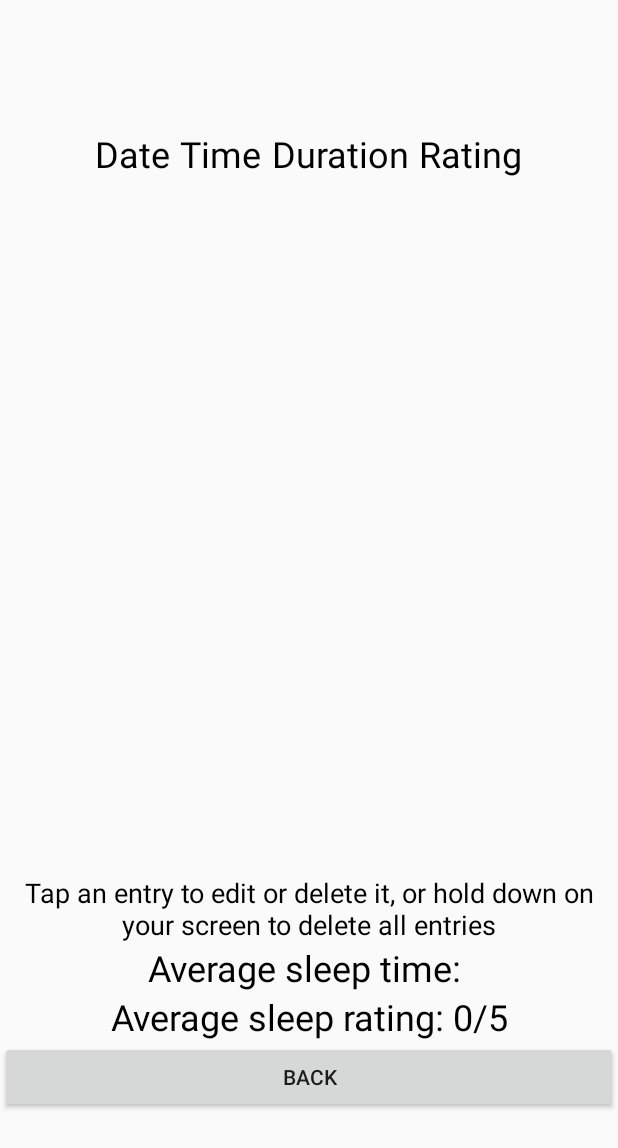
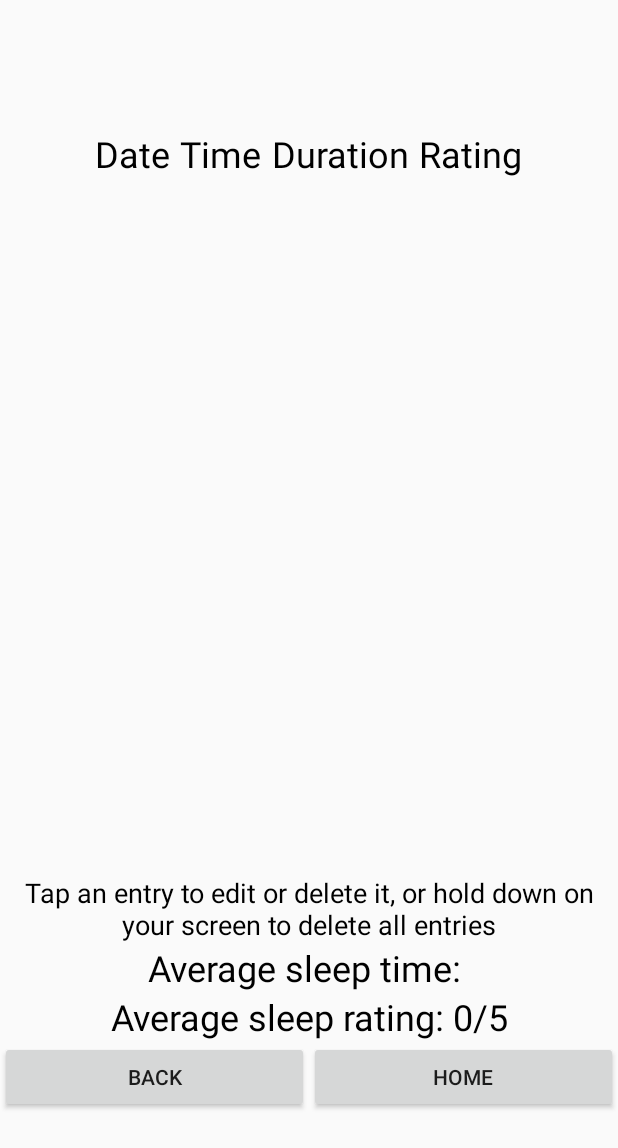
Before and after one commit to paulboyle8/SleepDiary, an Android app: the ViewEntries screen opened directly, with no data from a screen before it, on a phone screen of 412 x 824 dp. Shown: the top 1148 px of the screen. Run offline under Robolectric (Android 15) with nearby library versions, the phone set to English and light mode, and no system bars.

```diff
--- a/app/src/main/java/com/example/sleepdiary/ViewEntries.java
+++ b/app/src/main/java/com/example/sleepdiary/ViewEntries.java
@@ -22,9 +22,6 @@ import android.widget.TextView;
 
 import java.text.DecimalFormat;
 import java.text.DecimalFormatSymbols;
-import java.text.ParseException;
-import java.text.SimpleDateFormat;
-import java.util.Date;
 import java.util.Locale;
 
 public class ViewEntries extends AppCompatActivity implements GestureDetector.OnGestureListener {
@@ -42,6 +39,15 @@ public class ViewEntries extends AppCompatActivity implements GestureDetector.On
             public void onClick(View v) {
                 onStop();
                 onBackPressed();
+            }
+        });
+        final Button btnHome = findViewById(R.id.btnHome); //Button to return to main activity
+        btnHome.setOnClickListener(new View.OnClickListener() { //When home button pressed
+            @Override
+            public void onClick(View v) {
+                onStop();
+                Intent intent = new Intent(ViewEntries.this, MainActivity.class);
+                startActivity(intent); //Start main activity
             }
         });
     }
@@ -201,9 +207,7 @@ public class ViewEntries extends AppCompatActivity implements GestureDetector.On
         intent.putExtra("vRT", ViewEntry.Rating);
         intent.putExtra("vDR", ViewEntry.Dream);
         startActivity(intent);
-        if (action == 'E') {
-            onStop();
-        }
+        onStop();
     }
 
     protected void onStart() {
--- a/app/src/main/java/com/example/sleepdiary/msToUnits.java
+++ b/app/src/main/java/com/example/sleepdiary/msToUnits.java
@@ -1,29 +1,29 @@
 package com.example.sleepdiary;
 
-public class msToUnits {
-    public static String get(long ms){
-        String result = "";
-        ms /= 1000;
-        long mins = ms/60;
-        if (mins > 60) {
-            long hours = mins / 60;
-            mins %= 60;
-            result = Long.toString(hours) + " hours ";
+public class msToUnits { //Class for converting times to milliseconds or hours and minutes
+    public static String get(long ms){ //If converting from milliseconds to hours/minutes
+        String result = ""; //Initialise string for result
+        ms /= 1000; //Divide milliseconds by 1000 to get seconds
+        long mins = ms/60; //Divide seconds by 60 to get minutes
+        if (mins > 60) { //If the number of minutes are more than 60
+            long hours = mins / 60; //Hours equals amount of times 60 goes into minutes
+            mins %= 60; //Modulus 60 to get remaining minutes
+            result = Long.toString(hours) + " hours "; //Add hours to result
         }
         if (mins > 0){
-            result += Long.toString(mins) + " mins";
+            result += Long.toString(mins) + " mins"; //Add minutes to result
         }
-        return result;
+        return result; //Return result
     }
 
-    public static long getMSfromUnits(int hours, int mins){
-        long result = 0;
+    public static long getMSfromUnits(int hours, int mins){ //If converting from hours/minutes to milliseconds
+        long result = 0; //Initialise result
         if (hours > 0){
-            result += hours*3600*1000;
+            result += hours*3600*1000; //Hours*60(minutes)*60(seconds)*1000(milliseconds) equals time in milliseconds
         }
         if (mins > 0){
-            result += mins *60*1000;
+            result += mins *60*1000; //Minutes*60(seconds)*1000(milliseconds) equals time in milliseconds
         }
-        return result;
+        return result; //Return result
     }
 }
--- a/app/src/main/res/layout-land/activity_view_entries.xml
+++ b/app/src/main/res/layout-land/activity_view_entries.xml
@@ -33,43 +33,78 @@
         android:textAlignment="center"
         android:textColor="@android:color/black"
         android:textSize="18sp"
-        app:layout_constraintBottom_toTopOf="@+id/lblAvgMS"
+        app:layout_constraintBottom_toTopOf="@+id/linAvgs"
         app:layout_constraintTop_toBottomOf="@+id/scrollView" />
+
+
+    <LinearLayout
+        android:id="@+id/linAvgs"
+        android:layout_width="match_parent"
+        android:layout_height="wrap_content"
+        android:orientation="horizontal"
+        app:layout_constraintBottom_toBottomOf="parent"
+        app:layout_constraintEnd_toEndOf="parent"
+        app:layout_constraintHorizontal_bias="0.0"
+        app:layout_constraintStart_toStartOf="parent"
+        app:layout_constraintBottom_toTopOf="@+id/linBtns"
+        app:layout_constraintTop_toBottomOf="@+id/lblInfo">
 
         <TextView
             android:id="@+id/lblAvgMS"
             android:layout_width="match_parent"
             android:layout_height="wrap_content"
+            android:layout_weight="1"
             android:textAlignment="center"
             android:textColor="@android:color/black"
             android:textSize="24sp"
             app:layout_constraintBottom_toTopOf="@+id/lblAvgR"
-        app:layout_constraintTop_toBottomOf="@+id/lblInfo"
             app:layout_constraintEnd_toEndOf="parent"
-        app:layout_constraintStart_toStartOf="parent" />
-
-
+            app:layout_constraintStart_toStartOf="parent"
+            app:layout_constraintTop_toBottomOf="@+id/lblInfo" />
 
         <TextView
             android:id="@+id/lblAvgR"
             android:layout_width="match_parent"
-        android:layout_height="37dp"
+            android:layout_height="wrap_content"
+            android:layout_weight="1"
             android:textAlignment="center"
             android:textColor="@android:color/black"
             android:textSize="24sp"
-        app:layout_constraintBottom_toTopOf="@+id/btnBack"
+            app:layout_constraintBottom_toTopOf="@+id/linBtns"
             app:layout_constraintEnd_toEndOf="parent"
             app:layout_constraintHorizontal_bias="0.0"
             app:layout_constraintStart_toStartOf="parent" />
+    </LinearLayout>
+
+    <LinearLayout
+        android:id="@+id/linBtns"
+        android:layout_width="match_parent"
+        android:layout_height="wrap_content"
+        android:orientation="horizontal"
+        app:layout_constraintBottom_toBottomOf="parent"
+        app:layout_constraintEnd_toEndOf="parent"
+        app:layout_constraintHorizontal_bias="0.0"
+        app:layout_constraintStart_toStartOf="parent">
 
         <Button
             android:id="@+id/btnBack"
-        android:layout_width="0dp"
+            android:layout_width="match_parent"
             android:layout_height="wrap_content"
-        android:text="Back"
-        app:layout_constraintBottom_toBottomOf="parent"
+            android:layout_weight="1"
+            android:text="Back" />
+
+        <Button
+            android:id="@+id/btnHome"
+            android:layout_width="match_parent"
+            android:layout_height="wrap_content"
+            android:layout_weight="1"
+            android:text="Home"
+            tools:layout_editor_absoluteX="76dp"
+            tools:layout_editor_absoluteY="652dp" />
+        <!--app:layout_constraintBottom_toBottomOf="parent"
             app:layout_constraintEnd_toEndOf="parent"
             app:layout_constraintHorizontal_bias="0.0"
-        app:layout_constraintStart_toStartOf="parent" />
+            app:layout_constraintStart_toStartOf="parent" />-->
+    </LinearLayout>
 
 </android.support.constraint.ConstraintLayout>
--- a/app/src/main/res/layout/activity_view_entries.xml
+++ b/app/src/main/res/layout/activity_view_entries.xml
@@ -51,13 +51,30 @@
             android:textColor="@android:color/black"
             android:textSize="24sp" />
 
+        <LinearLayout
+            android:layout_width="match_parent"
+            android:layout_height="match_parent"
+            android:orientation="horizontal">
+
             <Button
                 android:id="@+id/btnBack"
                 android:layout_width="match_parent"
                 android:layout_height="wrap_content"
+                android:layout_weight="1"
                 android:text="Back"
                 tools:layout_editor_absoluteX="161dp"
                 tools:layout_editor_absoluteY="575dp" />
+
+            <Button
+                android:id="@+id/btnHome"
+                android:layout_width="match_parent"
+                android:layout_height="wrap_content"
+                android:layout_weight="1"
+                android:text="Home"
+                tools:layout_editor_absoluteX="76dp"
+                tools:layout_editor_absoluteY="652dp" />
+        </LinearLayout>
+
     </LinearLayout>
 
 </android.support.constraint.ConstraintLayout>
--- a/app/src/main/res/values/colors.xml
+++ b/app/src/main/res/values/colors.xml
@@ -1,6 +1,6 @@
 <?xml version="1.0" encoding="utf-8"?>
 <resources>
-    <color name="colorPrimary">#008577</color>
-    <color name="colorPrimaryDark">#00574B</color>
-    <color name="colorAccent">#D81B60</color>
+    <color name="colorPrimary">#967BB6</color>
+    <color name="colorPrimaryDark">#522888</color>
+    <color name="colorAccent">#66369D</color>
 </resources>
--- a/app/src/main/res/values/strings.xml
+++ b/app/src/main/res/values/strings.xml
@@ -1,4 +1,3 @@
 <resources>
-    <string name="app_name">SleepDiary</string>
-    <string name="title_activity_maps">Map</string>
+    <string name="app_name">mySleepDiary</string>
 </resources>
--- a/app/src/main/res/values/styles.xml
+++ b/app/src/main/res/values/styles.xml
@@ -1,5 +1,4 @@
 <resources>
-
   <!-- Base application theme. -->
   <style name="AppTheme" parent="Theme.AppCompat.Light.NoActionBar">
     <!-- Customize your theme here. -->
@@ -7,5 +6,4 @@
     <item name="colorPrimaryDark">@color/colorPrimaryDark</item>
     <item name="colorAccent">@color/colorAccent</item>
   </style>
-
 </resources>
```
Also changed, not shown: app/src/main/AndroidManifest.xml (+3 -23 lines), app/src/main/java/com/example/sleepdiary/DBHelper.java (+22 -49 lines), app/src/main/java/com/example/sleepdiary/PlanSleep.java (+25 -2 lines), app/src/main/java/com/example/sleepdiary/addEntry.java (+49 -22 lines), app/src/main/java/com/example/sleepdiary/alarmService.java (+60 -234 lines), app/src/main/java/com/example/sleepdiary/diaryRecord.java (+4 -9 lines), app/src/main/res/layout-land/activity_add_entry.xml (+19 -5 lines), app/src/main/res/layout-land/activity_plan_sleep.xml (+4 -4 lines), app/src/main/res/layout/activity_add_entry.xml (+27 -14 lines), app/src/main/res/layout/activity_plan_sleep.xml (+4 -4 lines). Lines whose indentation alone changed are shown as unchanged.
